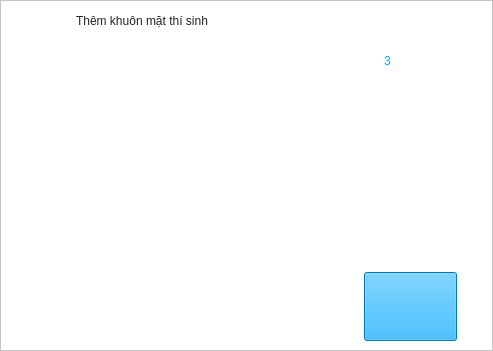
First picture: the form in SettingScreen/Ui/CacBuocThemDuLieu/ThemKhuonMatThiSinh.ui, repository Lam-dev/TheoryFaceRecognition, before the edit.
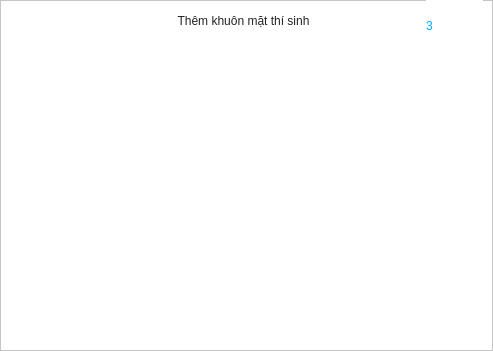
Second picture: the form after the edit.

Commit message: them cap nhat dong bo nhieu thiet bi

The edit to the form file:
```diff
--- a/SettingScreen/Ui/CacBuocThemDuLieu/ThemKhuonMatThiSinh.ui
+++ b/SettingScreen/Ui/CacBuocThemDuLieu/ThemKhuonMatThiSinh.ui
@@ -25,7 +25,7 @@
   <widget class="QLabel" name="label_themKhuonMatThiSinh">
    <property name="geometry">
     <rect>
-     <x>76</x>
+     <x>82</x>
      <y>12</y>
      <width>323</width>
      <height>17</height>
@@ -38,14 +38,17 @@
    <property name="text">
     <string>Thêm khuôn mặt thí sinh</string>
    </property>
+   <property name="alignment">
+    <set>Qt::AlignCenter</set>
+   </property>
   </widget>
   <widget class="QLabel" name="label_forShowCamera">
    <property name="geometry">
     <rect>
-     <x>50</x>
-     <y>52</y>
-     <width>237</width>
-     <height>285</height>
+     <x>36</x>
+     <y>62</y>
+     <width>425</width>
+     <height>267</height>
     </rect>
    </property>
    <property name="text">
@@ -55,10 +58,10 @@
   <widget class="QLabel" name="label_countdownTime">
    <property name="geometry">
     <rect>
-     <x>384</x>
-     <y>40</y>
-     <width>29</width>
-     <height>41</height>
+     <x>426</x>
+     <y>0</y>
+     <width>57</width>
+     <height>51</height>
     </rect>
    </property>
    <property name="styleSheet">
@@ -69,22 +72,6 @@
     <string>3</string>
    </property>
   </widget>
-  <widget class="QPushButton" name="pushButton_changeImage">
-   <property name="geometry">
-    <rect>
-     <x>364</x>
-     <y>272</y>
-     <width>93</width>
-     <height>69</height>
-    </rect>
-   </property>
-   <property name="styleSheet">
-    <string notr="true">background-color: rgb(0, 170, 255);</string>
-   </property>
-   <property name="text">
-    <string/>
-   </property>
-  </widget>
  </widget>
  <resources/>
  <connections/>
```
The commit also changes 63 other files.
